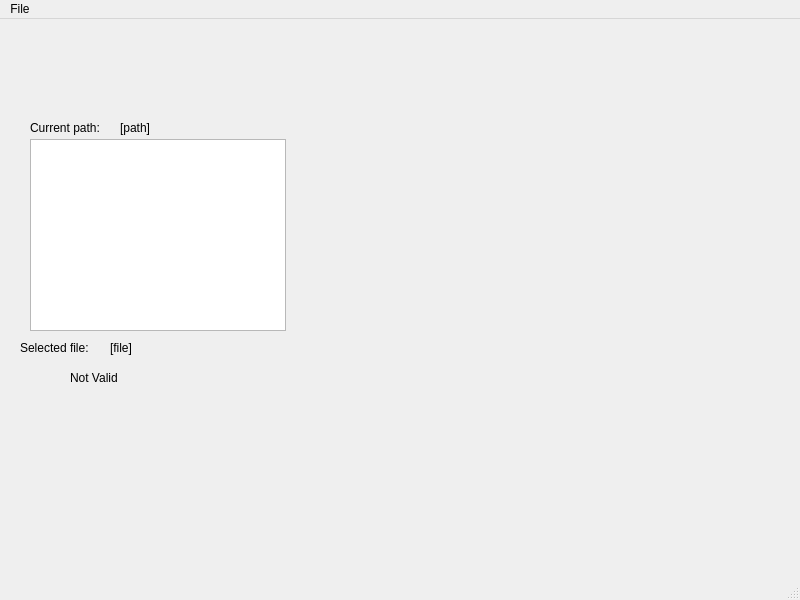
Above: ModelView/ListViewSelectionChanged/form.ui from daviddoria/QtExamples before the change. Below: the same form after it.
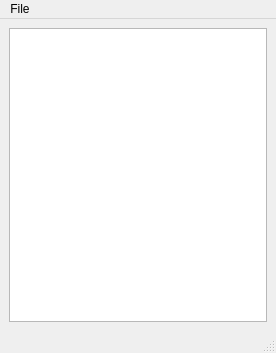
That is the form after the change.

The edit to the form file:
```diff
--- a/ModelView/ListViewSelectionChanged/form.ui
+++ b/ModelView/ListViewSelectionChanged/form.ui
@@ -6,97 +6,27 @@
    <rect>
     <x>0</x>
     <y>0</y>
-    <width>800</width>
-    <height>600</height>
+    <width>276</width>
+    <height>353</height>
    </rect>
   </property>
   <property name="windowTitle">
    <string>MainWindow</string>
   </property>
   <widget class="QWidget" name="centralwidget">
-   <widget class="QListView" name="listView">
-    <property name="geometry">
-     <rect>
-      <x>30</x>
-      <y>120</y>
-      <width>256</width>
-      <height>192</height>
-     </rect>
-    </property>
-   </widget>
-   <widget class="QLabel" name="label">
-    <property name="geometry">
-     <rect>
-      <x>30</x>
-      <y>100</y>
-      <width>101</width>
-      <height>17</height>
-     </rect>
-    </property>
-    <property name="text">
-     <string>Current path:</string>
-    </property>
-   </widget>
-   <widget class="QLabel" name="lblFile">
-    <property name="geometry">
-     <rect>
-      <x>110</x>
-      <y>320</y>
-      <width>631</width>
-      <height>17</height>
-     </rect>
-    </property>
-    <property name="text">
-     <string>[file]</string>
-    </property>
-   </widget>
-   <widget class="QLabel" name="lblPath">
-    <property name="geometry">
-     <rect>
-      <x>120</x>
-      <y>100</y>
-      <width>461</width>
-      <height>17</height>
-     </rect>
-    </property>
-    <property name="text">
-     <string>[path]</string>
-    </property>
-   </widget>
-   <widget class="QLabel" name="label_2">
-    <property name="geometry">
-     <rect>
-      <x>20</x>
-      <y>320</y>
-      <width>91</width>
-      <height>17</height>
-     </rect>
-    </property>
-    <property name="text">
-     <string>Selected file:</string>
-    </property>
-   </widget>
-   <widget class="QLabel" name="lblValid">
-    <property name="geometry">
-     <rect>
-      <x>70</x>
-      <y>350</y>
-      <width>67</width>
-      <height>17</height>
-     </rect>
-    </property>
-    <property name="text">
-     <string>Not Valid</string>
-    </property>
-   </widget>
+   <layout class="QVBoxLayout" name="verticalLayout">
+    <item>
+     <widget class="QListView" name="listView"/>
+    </item>
+   </layout>
   </widget>
   <widget class="QMenuBar" name="menubar">
    <property name="geometry">
     <rect>
      <x>0</x>
      <y>0</y>
-     <width>800</width>
-     <height>25</height>
+     <width>276</width>
+     <height>28</height>
     </rect>
    </property>
    <widget class="QMenu" name="menuFile">
```
